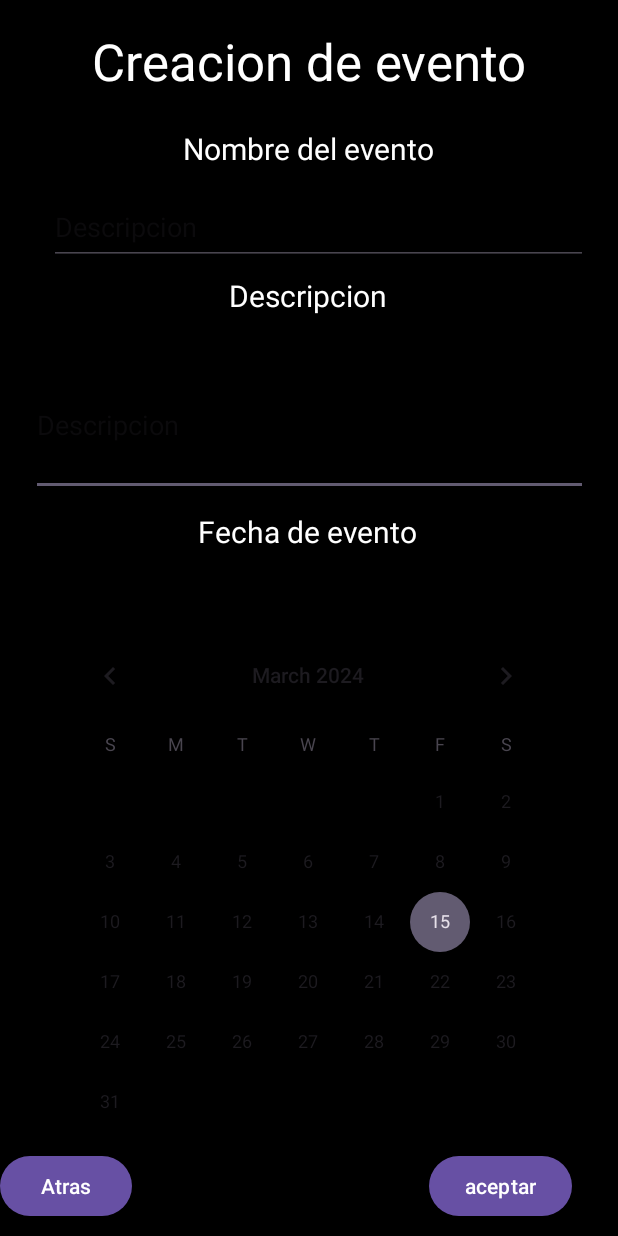
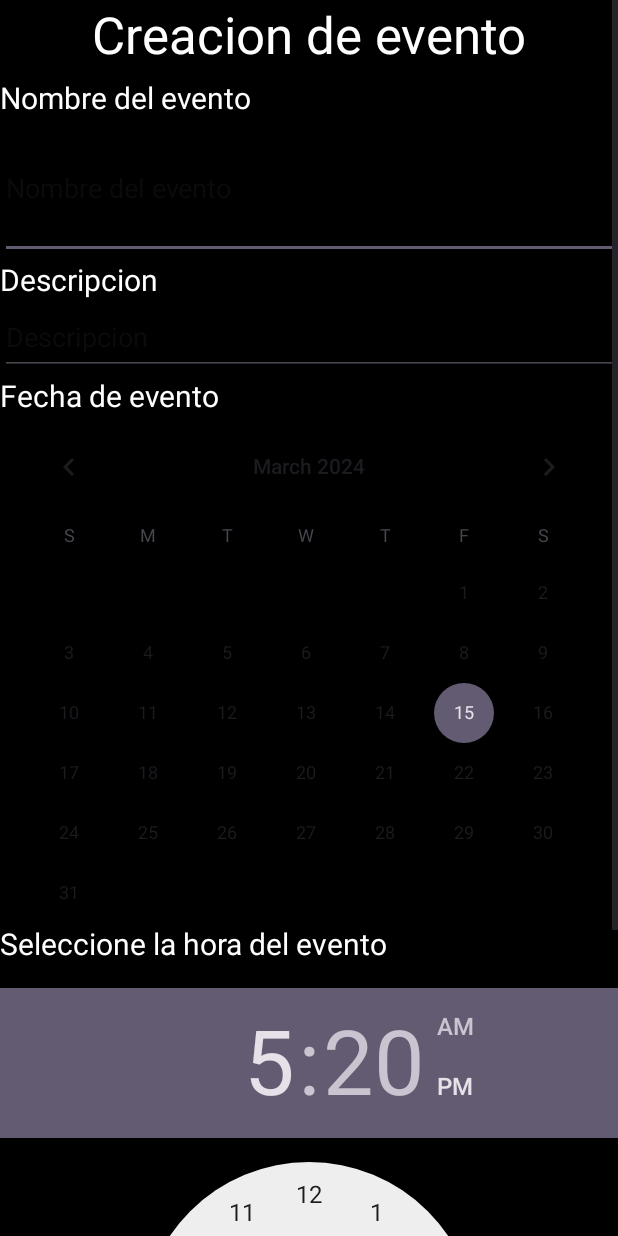
Before and after one commit to ElKalto/EventVault, an Android app: the CreacionEvento screen opened directly, with no data from a screen before it, on a phone screen of 412 x 824 dp. Run offline under Robolectric (Android 15) with nearby library versions, the phone set to English and light mode, and no system bars; our stand-ins replace Firebase (no records; nobody signed in at launch, a user with empty details on screens opened directly).

Commit message:
hora añadida al evento. quite el calendario de eventos y deje solo la lista de eventos.

```diff
--- a/app/src/main/java/com/example/eventvault/CreacionEvento.java
+++ b/app/src/main/java/com/example/eventvault/CreacionEvento.java
@@ -5,6 +5,7 @@ import android.view.View;
 import android.widget.Button;
 import android.widget.CalendarView;
 import android.widget.EditText;
+import android.widget.TimePicker;
 import android.widget.Toast;
 
 import androidx.annotation.NonNull;
@@ -15,6 +16,7 @@ import com.google.android.gms.tasks.OnSuccessListener;
 import com.google.firebase.auth.FirebaseAuth;
 import com.google.firebase.firestore.FirebaseFirestore;
 
+import java.util.Calendar;
 import java.util.UUID;
 
 public class CreacionEvento extends AppCompatActivity {
@@ -31,9 +33,10 @@ public class CreacionEvento extends AppCompatActivity {
         db = FirebaseFirestore.getInstance();
 
         Button btnAceptarCreacion = findViewById(R.id.btnAceptarCreacion);
-        final EditText editTextNombreEvento = findViewById(R.id.editTextText3);
-        final EditText editTextDescripcionEvento = findViewById(R.id.editTextText4);
+        final EditText editTextNombreEvento = findViewById(R.id.edtTextNombreEvento);
+        final EditText editTextDescripcionEvento = findViewById(R.id.edtTextDescripcion);
         final CalendarView calendarView = findViewById(R.id.calendarView);
+        final TimePicker timePicker = findViewById(R.id.timePicker); // Agregar TimePicker
 
         btnAceptarCreacion.setOnClickListener(new View.OnClickListener() {
             @Override
@@ -41,10 +44,25 @@ public class CreacionEvento extends AppCompatActivity {
                 // Obtener datos del evento
                 String nombreEvento = editTextNombreEvento.getText().toString();
                 String descripcionEvento = editTextDescripcionEvento.getText().toString();
-                long fechaEvento = calendarView.getDate(); // Obtener la fecha en milisegundos
+
+                // Obtener la fecha seleccionada
+                long fechaEventoMillis = calendarView.getDate();
+                Calendar calendar = Calendar.getInstance();
+                calendar.setTimeInMillis(fechaEventoMillis);
+
+                // Obtener la hora seleccionada del TimePicker
+                int hora = timePicker.getCurrentHour();
+                int minuto = timePicker.getCurrentMinute();
+
+                // Combina la hora y los minutos con la fecha seleccionada
+                calendar.set(Calendar.HOUR_OF_DAY, hora);
+                calendar.set(Calendar.MINUTE, minuto);
+
+                // Obtener la fecha y hora del evento en milisegundos
+                long fechaYHoraEvento = calendar.getTimeInMillis();
 
                 // Crear un objeto Evento con los datos del evento
-                Evento nuevoEvento = new Evento(nombreEvento, descripcionEvento, fechaEvento);
+                Evento nuevoEvento = new Evento(nombreEvento, descripcionEvento, fechaYHoraEvento);
 
                 // Guardar el evento en Firestore
                 guardarEventoEnFirestore(nuevoEvento);
--- a/app/src/main/res/layout/activity_creacion_evento.xml
+++ b/app/src/main/res/layout/activity_creacion_evento.xml
@@ -1,135 +1,133 @@
 <?xml version="1.0" encoding="utf-8"?>
-<androidx.constraintlayout.widget.ConstraintLayout xmlns:android="http://schemas.android.com/apk/res/android"
+<ScrollView xmlns:android="http://schemas.android.com/apk/res/android"
     xmlns:app="http://schemas.android.com/apk/res-auto"
     xmlns:tools="http://schemas.android.com/tools"
     android:layout_width="match_parent"
     android:layout_height="match_parent"
     android:background="#000000"
+    android:fillViewport="true"
     tools:context=".CreacionEvento">
 
+    <androidx.constraintlayout.widget.ConstraintLayout
+        android:layout_width="match_parent"
+        android:layout_height="wrap_content">
+
+        <TextView
+            android:id="@+id/textView11"
+            android:layout_width="0dp"
+            android:layout_height="51dp"
+            android:text="Creacion de evento"
+            android:textAlignment="center"
+            android:textColor="#FFFFFF"
+            android:textSize="34sp"
+            app:layout_constraintEnd_toEndOf="parent"
+            app:layout_constraintStart_toStartOf="parent"
+            app:layout_constraintTop_toTopOf="parent" />
+
+        <TextView
+            android:id="@+id/textViewNombreEvento"
+            android:layout_width="0dp"
+            android:layout_height="wrap_content"
+            android:text="Nombre del evento"
+            android:textColor="#FFFFFF"
+            android:textSize="20sp"
+            app:layout_constraintEnd_toEndOf="parent"
+            app:layout_constraintStart_toStartOf="parent"
+            app:layout_constraintTop_toBottomOf="@+id/textView11" />
+
         <EditText
-        android:id="@+id/editTextText3"
-        android:layout_width="371dp"
+            android:id="@+id/edtTextNombreEvento"
+            android:layout_width="0dp"
             android:layout_height="94dp"
             android:ems="10"
-        android:hint="Descripcion"
+            android:hint="Nombre del evento"
             android:inputType="text"
             android:textColor="#FFFFFF"
-        app:layout_constraintBottom_toBottomOf="parent"
             app:layout_constraintEnd_toEndOf="parent"
             app:layout_constraintStart_toStartOf="parent"
-        app:layout_constraintTop_toTopOf="parent"
-        app:layout_constraintVertical_bias="0.324" />
+            app:layout_constraintTop_toBottomOf="@+id/textViewNombreEvento" />
+
+        <TextView
+            android:id="@+id/txtViewDescripcion"
+            android:layout_width="0dp"
+            android:layout_height="wrap_content"
+            android:text="Descripcion"
+            android:textColor="#FFFFFF"
+            android:textSize="20sp"
+            app:layout_constraintEnd_toEndOf="parent"
+            app:layout_constraintStart_toStartOf="parent"
+            app:layout_constraintTop_toBottomOf="@+id/edtTextNombreEvento" />
 
         <EditText
-        android:id="@+id/editTextText4"
-        android:layout_width="359dp"
+            android:id="@+id/edtTextDescripcion"
+            android:layout_width="0dp"
             android:layout_height="50dp"
             android:ems="10"
             android:hint="Descripcion"
             android:inputType="text"
             android:textColor="#FFFFFF"
-        app:layout_constraintBottom_toBottomOf="parent"
             app:layout_constraintEnd_toEndOf="parent"
-        app:layout_constraintHorizontal_bias="0.615"
             app:layout_constraintStart_toStartOf="parent"
-        app:layout_constraintTop_toTopOf="parent"
-        app:layout_constraintVertical_bias="0.164" />
+            app:layout_constraintTop_toBottomOf="@+id/txtViewDescripcion" />
 
         <TextView
-        android:id="@+id/textView15"
-        android:layout_width="wrap_content"
-        android:layout_height="wrap_content"
-        android:text="Nombre del evento"
-        android:textColor="#FFFFFF"
-        android:textSize="20sp"
-
-        app:layout_constraintBottom_toBottomOf="parent"
-        app:layout_constraintEnd_toEndOf="parent"
-        app:layout_constraintStart_toStartOf="parent"
-        app:layout_constraintTop_toTopOf="parent"
-        app:layout_constraintVertical_bias="0.107" />
-
-    <TextView
-        android:id="@+id/textView16"
-        android:layout_width="wrap_content"
-        android:layout_height="wrap_content"
-        android:text="Descripcion"
-        android:textColor="#FFFFFF"
-        android:textSize="20sp"
-
-        app:layout_constraintBottom_toBottomOf="parent"
-        app:layout_constraintEnd_toEndOf="parent"
-        app:layout_constraintHorizontal_bias="0.498"
-        app:layout_constraintStart_toStartOf="parent"
-        app:layout_constraintTop_toTopOf="parent"
-        app:layout_constraintVertical_bias="0.23" />
-
-    <TextView
-        android:id="@+id/textView17"
-        android:layout_width="wrap_content"
+            android:id="@+id/txtViewFecha"
+            android:layout_width="0dp"
             android:layout_height="wrap_content"
             android:text="Fecha de evento"
             android:textColor="#FFFFFF"
             android:textSize="20sp"
+            app:layout_constraintEnd_toEndOf="parent"
+            app:layout_constraintStart_toStartOf="parent"
+            app:layout_constraintTop_toBottomOf="@+id/edtTextDescripcion" />
 
-        app:layout_constraintBottom_toBottomOf="parent"
+        <CalendarView
+            android:id="@+id/calendarView"
+            android:layout_width="0dp"
+            android:layout_height="wrap_content"
+            android:selectedWeekBackgroundColor="#FFFFFF"
+            android:unfocusedMonthDateColor="#FFFFFF"
+            android:weekNumberColor="#FFFFFF"
+            android:weekSeparatorLineColor="#FFFFFF"
             app:layout_constraintEnd_toEndOf="parent"
-        app:layout_constraintHorizontal_bias="0.498"
             app:layout_constraintStart_toStartOf="parent"
-        app:layout_constraintTop_toTopOf="parent"
-        app:layout_constraintVertical_bias="0.428" />
+            app:layout_constraintTop_toBottomOf="@+id/txtViewFecha" />
+
+        <TextView
+            android:id="@+id/txtViewHoraEvento"
+            android:layout_width="0dp"
+            android:layout_height="wrap_content"
+            android:text="Seleccione la hora del evento"
+            android:textColor="#FFFFFF"
+            android:textSize="20sp"
+            app:layout_constraintEnd_toEndOf="parent"
+            app:layout_constraintStart_toStartOf="parent"
+            app:layout_constraintTop_toBottomOf="@+id/calendarView" />
+
+        <TimePicker
+            android:id="@+id/timePicker"
+            android:layout_width="wrap_content"
+            android:layout_height="wrap_content"
+            android:layout_marginTop="16dp"
+            app:layout_constraintEnd_toEndOf="parent"
+            app:layout_constraintHorizontal_bias="0.491"
+            app:layout_constraintStart_toStartOf="parent"
+            app:layout_constraintTop_toBottomOf="@+id/txtViewHoraEvento" />
+
+        <Button
+            android:id="@+id/btnAceptarCreacion"
+            android:layout_width="wrap_content"
+            android:layout_height="wrap_content"
+            android:text="Aceptar"
+            app:layout_constraintEnd_toStartOf="@+id/button15"
+            app:layout_constraintTop_toBottomOf="@+id/timePicker" />
 
         <Button
             android:id="@+id/button15"
             android:layout_width="wrap_content"
             android:layout_height="wrap_content"
             android:text="Atras"
-        app:layout_constraintBottom_toBottomOf="parent"
             app:layout_constraintEnd_toEndOf="parent"
-        app:layout_constraintHorizontal_bias="0.0"
-        app:layout_constraintStart_toStartOf="parent"
-        app:layout_constraintTop_toTopOf="parent"
-        app:layout_constraintVertical_bias="0.988" />
-
-    <Button
-        android:id="@+id/btnAceptarCreacion"
-        android:layout_width="wrap_content"
-        android:layout_height="wrap_content"
-        android:text="aceptar"
-        app:layout_constraintBottom_toBottomOf="parent"
-        app:layout_constraintEnd_toEndOf="parent"
-        app:layout_constraintHorizontal_bias="0.904"
-        app:layout_constraintStart_toStartOf="parent"
-        app:layout_constraintTop_toTopOf="parent"
-        app:layout_constraintVertical_bias="0.988" />
-
-    <TextView
-        android:id="@+id/textView11"
-        android:layout_width="369dp"
-        android:layout_height="51dp"
-        android:text="Creacion de evento"
-        android:textAlignment="center"
-        android:textColor="#FFFFFF"
-        android:textSize="34sp"
-        app:layout_constraintBottom_toBottomOf="parent"
-        app:layout_constraintEnd_toEndOf="parent"
-        app:layout_constraintStart_toStartOf="parent"
-        app:layout_constraintTop_toTopOf="parent"
-        app:layout_constraintVertical_bias="0.023" />
-
-    <CalendarView
-        android:id="@+id/calendarView"
-        android:layout_width="wrap_content"
-        android:layout_height="wrap_content"
-        android:selectedWeekBackgroundColor="#FFFFFF"
-        android:unfocusedMonthDateColor="#FFFFFF"
-        android:weekNumberColor="#FFFFFF"
-        android:weekSeparatorLineColor="#FFFFFF"
-        app:layout_constraintBottom_toBottomOf="parent"
-        app:layout_constraintEnd_toEndOf="parent"
-        app:layout_constraintHorizontal_bias="0.491"
-        app:layout_constraintStart_toStartOf="parent"
-        app:layout_constraintTop_toTopOf="parent"
-        app:layout_constraintVertical_bias="0.857" />
+            app:layout_constraintTop_toBottomOf="@+id/timePicker" />
     </androidx.constraintlayout.widget.ConstraintLayout>
+</ScrollView>
```
Also changed, not shown: app/src/main/java/com/example/eventvault/CalendarioEventos.java (deleted, +0 -73 lines), app/src/main/java/com/example/eventvault/EditarPerfil.java (+11 -1 lines), app/src/main/java/com/example/eventvault/EventosAdapter.java (+16 -0 lines), app/src/main/java/com/example/eventvault/PerfilBasico.java (+0 -12 lines), app/src/main/java/com/example/eventvault/PerfilCreador.java (+0 -10 lines), app/src/main/java/com/example/eventvault/Usuario.java (deleted, +0 -25 lines), app/src/main/res/layout/activity_calendario_eventos.xml (deleted, +0 -35 lines), app/src/main/res/layout/activity_eventos_semana.xml (+11 -3 lines), app/src/main/res/layout/activity_perfil_basico.xml (+10 -12 lines), app/src/main/res/layout/activity_perfil_creador.xml (+26 -38 lines), app/src/main/res/layout/fragment_evento.xml (+6 -6 lines), app/src/main/res/layout/info_evento.xml (added, +32 -0 lines), app/src/main/res/layout/item_evento.xml (+8 -0 lines), 1 other file. Lines whose indentation alone changed are shown as unchanged.
